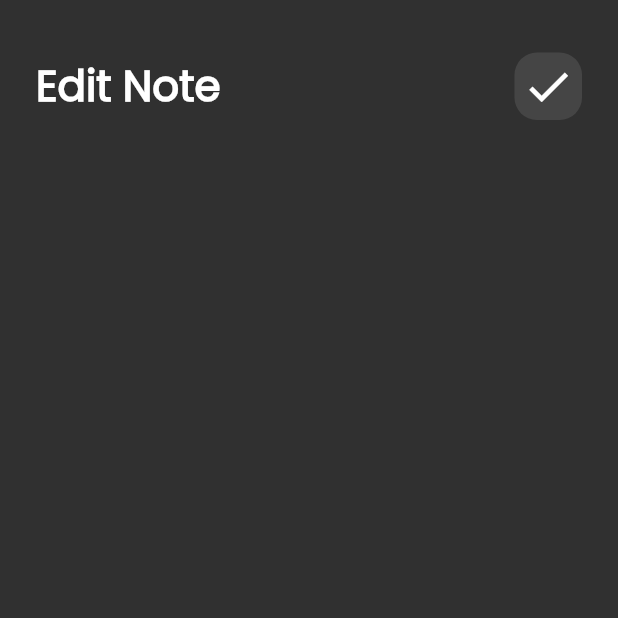
After one commit to Ahmedmahmouddd/notes_app, a Flutter app: the screen it shows after launch, after a tap on "Title", on a phone screen of 412 x 824 dp, the top half of it. The commit adds this screen. Run offline on Flutter 3.47's test engine with Material 2 defaults, Android fonts, the phone set to English and light mode, and no system bars.

Commit message:
finish the edit page app bar

```diff
--- /dev/null
+++ b/lib/views/edit_note_view.dart
@@ -0,0 +1,14 @@
+import 'package:flutter/material.dart';
+
+import '../widgets/edit_note_view_body.dart';
+
+class EditNoteView extends StatelessWidget {
+  const EditNoteView({super.key});
+
+  @override
+  Widget build(BuildContext context) {
+    return const Scaffold(
+      body: EditNoteViewBody(),
+    );
+  }
+}
--- a/lib/widgets/custom_app_bar.dart
+++ b/lib/widgets/custom_app_bar.dart
@@ -3,22 +3,25 @@ import 'package:flutter/material.dart';
 import 'custom_search_icon.dart';
 
 class CustomAppBar extends StatelessWidget {
-  const CustomAppBar({super.key});
-
+  const CustomAppBar({super.key, required this.title, required this.icon});
+  final IconData icon;
+  final String title;
   @override
   Widget build(BuildContext context) {
     // ignore: prefer_const_constructors
     return Padding(
       padding: const EdgeInsets.only(bottom: 12.0),
-      child: const Row(
+      child: Row(
         mainAxisAlignment: MainAxisAlignment.spaceBetween,
         children: [
           Text(
-            'Notes',
-            style: TextStyle(
+            title,
+            style: const TextStyle(
                 color: Colors.white, fontWeight: FontWeight.bold, fontSize: 28),
           ),
-          CustomSearchIcon(),
+          CustomSearchIcon(
+            icon: icon,
+          ),
         ],
       ),
     );
--- a/lib/widgets/custom_search_icon.dart
+++ b/lib/widgets/custom_search_icon.dart
@@ -1,7 +1,8 @@
 import 'package:flutter/material.dart';
 
 class CustomSearchIcon extends StatelessWidget {
-  const CustomSearchIcon({super.key});
+  const CustomSearchIcon({super.key, required this.icon});
+  final IconData icon;
 
   @override
   Widget build(BuildContext context) {
@@ -12,8 +13,8 @@ class CustomSearchIcon extends StatelessWidget {
         borderRadius: BorderRadius.circular(15),
         color: Colors.white.withOpacity(0.1),
       ),
-      child: const Icon(
-        Icons.manage_search_sharp,
+      child: Icon(
+        icon,
         size: 35,
       ),
     );
--- /dev/null
+++ b/lib/widgets/edit_note_view_body.dart
@@ -0,0 +1,19 @@
+import 'package:flutter/material.dart';
+import 'package:note_app/widgets/custom_app_bar.dart';
+
+class EditNoteViewBody extends StatelessWidget {
+  const EditNoteViewBody({super.key});
+
+  @override
+  Widget build(BuildContext context) {
+    return const Padding(
+      padding: EdgeInsets.symmetric(horizontal: 24.0),
+      child: Column(
+        children: [
+          SizedBox(height: 35),
+          CustomAppBar(title: 'Edit Note', icon: Icons.check),
+        ],
+      ),
+    );
+  }
+}
--- a/lib/widgets/notes_item.dart
+++ b/lib/widgets/notes_item.dart
@@ -1,11 +1,23 @@
 import 'package:flutter/material.dart';
+import 'package:note_app/views/edit_note_view.dart';
 
 class NotesItem extends StatelessWidget {
   const NotesItem({super.key});
 
   @override
   Widget build(BuildContext context) {
-    return Container(
+    return GestureDetector(
+      onTap: () {
+        Navigator.push(
+          context,
+          MaterialPageRoute(
+            builder: (context) {
+              return const EditNoteView();
+            },
+          ),
+        );
+      },
+      child: Container(
         decoration: BoxDecoration(
           color: Colors.blue[300],
           borderRadius: BorderRadius.circular(12),
@@ -60,6 +72,7 @@ class NotesItem extends StatelessWidget {
             )
           ],
         ),
+      ),
     );
   }
 }
--- a/lib/widgets/notes_view_body.dart
+++ b/lib/widgets/notes_view_body.dart
@@ -13,7 +13,7 @@ class NotesViewBody extends StatelessWidget {
       child: const Column(
         children: [
           SizedBox(height: 35),
-          CustomAppBar(),
+          CustomAppBar(title: 'Notes', icon: Icons.manage_search_sharp),
           Expanded(child: NotesListView()),
         ],
       ),
```
Lines whose indentation alone changed are shown as unchanged.
